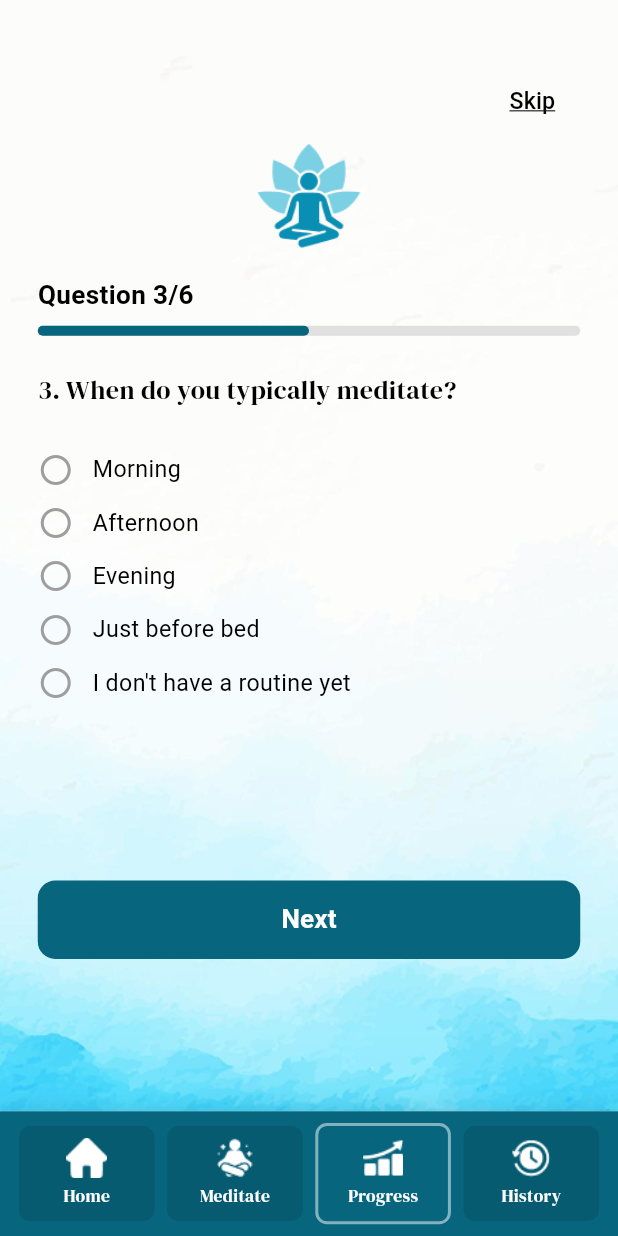
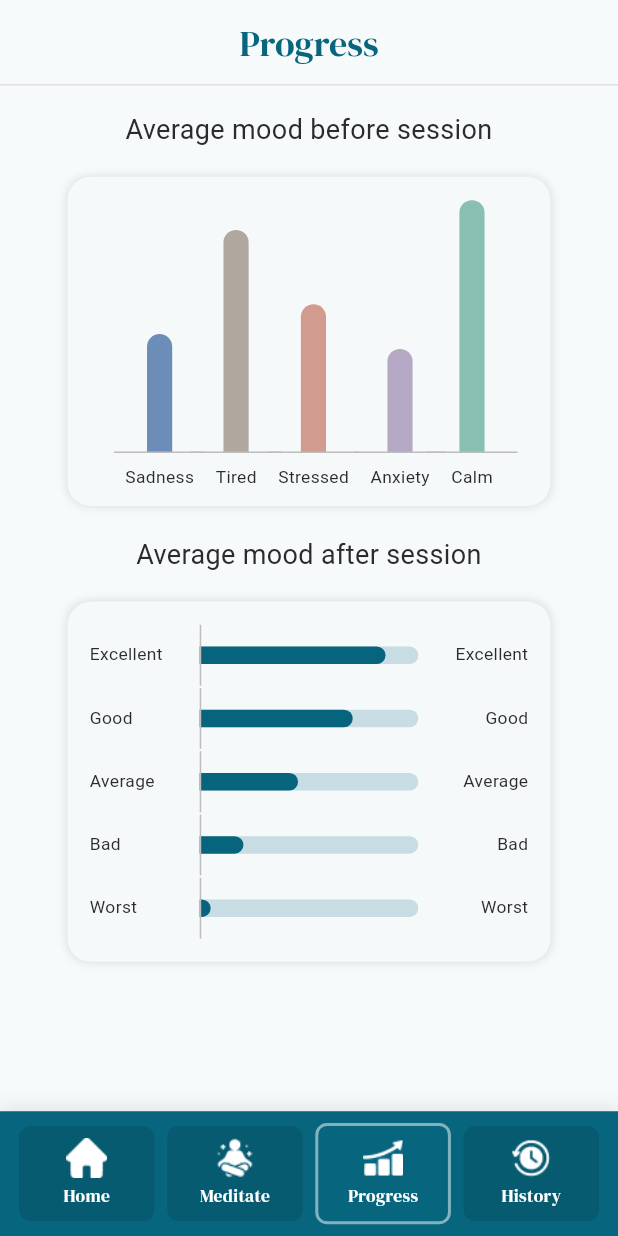
Before and after one commit to Galib-Mahmud/calm_ai, a Flutter app: the MainScreen screen opened by its route, item 3 of the bottom bar chosen, on a phone screen of 412 x 824 dp. Run offline on Flutter 3.47's test engine with Material 3 defaults, Android fonts, the phone set to English and light mode, and no system bars; our stand-ins replace flutter_screenutil, get, google_fonts.

Commit message:
Progress Screen Design

```diff
--- a/lib/feature/home/screen/download_screen.dart
+++ b/lib/feature/home/screen/download_screen.dart
@@ -14,6 +14,7 @@ class DownloadScreen extends StatelessWidget {
         backgroundColor: Color(0XFFF6FAFB),
         elevation: 0,
         centerTitle: true,
+        forceMaterialTransparency: true,
         title: Text(
           "Downloads",
           style: GoogleFonts.dmSerifDisplay(
--- a/lib/feature/home/screen/history_screen.dart
+++ b/lib/feature/home/screen/history_screen.dart
@@ -14,6 +14,7 @@ class HistoryScreen extends StatelessWidget {
         backgroundColor: Color(0XFFF6FAFB),
         elevation: 0,
         automaticallyImplyLeading: false,
+        forceMaterialTransparency: true,
         centerTitle: true,
         title: Text(
           "History",
--- a/lib/feature/home/screen/profile_screen.dart
+++ b/lib/feature/home/screen/profile_screen.dart
@@ -25,6 +25,7 @@ class ProfileScreen extends StatelessWidget {
         backgroundColor: Color(0XFFF6FAFB),
         elevation: 0,
         centerTitle: true,
+        forceMaterialTransparency: true,
         title: Text(
           "Profile",
           style: GoogleFonts.dmSerifDisplay(
--- /dev/null
+++ b/lib/feature/home/screen/progress_screen.dart
@@ -0,0 +1,241 @@
+import 'package:flutter/material.dart';
+import 'package:flutter_screenutil/flutter_screenutil.dart';
+import 'package:google_fonts/google_fonts.dart';
+
+class ProgressScreen extends StatelessWidget {
+  const ProgressScreen({super.key});
+
+  @override
+  Widget build(BuildContext context) {
+    return Scaffold(
+      backgroundColor: Color(0xFFF6FAFB),
+      appBar: AppBar(
+        backgroundColor: Color(0XFFF6FAFB),
+        elevation: 0,
+        centerTitle: true,
+        automaticallyImplyLeading: false,
+        forceMaterialTransparency: true,
+        title: Text(
+          "Progress",
+          style: GoogleFonts.dmSerifDisplay(
+            fontSize: 24,
+            color: Color(0XFF07657E),
+          ),
+        ),
+        bottom: PreferredSize(
+          preferredSize: Size.fromHeight(1),
+          child: Container(color: Colors.grey[300], height: 1),
+        ),
+      ),
+      body: Padding(
+        padding: EdgeInsets.symmetric(horizontal: 43.w),
+        child: Column(
+          crossAxisAlignment: CrossAxisAlignment.center,
+          children: [
+            //Text
+            SizedBox(height: 17.h),
+            const Text(
+              'Average mood before session',
+              style: TextStyle(
+                fontSize: 18,
+                fontFamily: "Roboto",
+                color: Color(0xFF2B2B2B),
+                fontWeight: FontWeight.w400,
+              ),
+              textAlign: TextAlign.center,
+            ),
+
+            // Mood Bar Chart Card
+            SizedBox(height: 19.h),
+            Container(
+              padding: EdgeInsets.symmetric(horizontal: 23.w, vertical: 11.h),
+              decoration: BoxDecoration(
+                color: Color(0xFFf5f9fa),
+                borderRadius: BorderRadius.circular(16.r),
+                boxShadow: [
+                  BoxShadow(
+                    color: Colors.black.withOpacity(0.10),
+                    blurRadius: 4.45,
+                    spreadRadius: 0.45,
+                  ),
+                ],
+              ),
+              child: Column(
+                children: [
+                  // Bar Chart
+                  SizedBox(
+                    height: 205.h,
+                    child: Row(
+                      mainAxisAlignment: MainAxisAlignment.spaceEvenly,
+                      crossAxisAlignment: CrossAxisAlignment.end,
+                      children: [
+                        _buildMoodBar('Sadness', 0.4, Color(0xFF6B8DB8)),
+                        _buildMoodBar('Tired', 0.75, Color(0xFFB0A89F)),
+                        _buildMoodBar('Stressed', 0.5, Color(0xFFD19B8F)),
+                        _buildMoodBar('Anxiety', 0.35, Color(0xFFB4A8C4)),
+                        _buildMoodBar('Calm', 0.85, Color(0xFF8ABFB4)),
+                      ],
+                    ),
+                  ),
+                ],
+              ),
+            ),
+            SizedBox(height: 20.h),
+
+            const Text(
+              'Average mood after session',
+              style: TextStyle(
+                fontSize: 18,
+                fontFamily: "Roboto",
+                color: Color(0xFF2B2B2B),
+                fontWeight: FontWeight.w400,
+              ),
+              textAlign: TextAlign.center,
+            ),
+            //Text
+            SizedBox(height: 19.h),
+            // Average Mood After Session Card
+            Container(
+              padding: EdgeInsets.all(14.w),
+              decoration: BoxDecoration(
+                color: Color(0xFFf5f9fa),
+                borderRadius: BorderRadius.circular(16.r),
+                boxShadow: [
+                  BoxShadow(
+                    color: Colors.black.withOpacity(0.10),
+                    blurRadius: 4.45,
+                    spreadRadius: 0.45,
+                  ),
+                ],
+              ),
+              child: Column(
+                crossAxisAlignment: CrossAxisAlignment.start,
+                children: [
+                  _buildRatingBar('Excellent', 0.85, 'Excellent'),
+                  _buildRatingBar('Good', 0.7, 'Good'),
+                  _buildRatingBar('Average', 0.45, 'Average'),
+                  _buildRatingBar('Bad', 0.2, 'Bad'),
+                  _buildRatingBar('Worst', 0.05, 'Worst'),
+                ],
+              ),
+            ),
+          ],
+        ),
+      ),
+    );
+  }
+}
+
+Widget _buildMoodBar(String label, double heightFactor, Color color) {
+  return Column(
+    mainAxisAlignment: MainAxisAlignment.end,
+    children: [
+      Stack(
+        clipBehavior: Clip.none,
+        children: [
+          Container(
+            width: 16.w,
+            height: 205.h * heightFactor,
+            decoration: BoxDecoration(
+              color: color,
+              borderRadius: BorderRadius.only(
+                topLeft: Radius.circular(12.r),
+                topRight: Radius.circular(12.r),
+              ),
+            ),
+          ),
+          Positioned(
+            right: -22,
+            left: -22,
+            bottom: 0,
+            child: Container(width: 1, height: 1, color: Colors.grey[400]),
+          ),
+        ],
+      ),
+      SizedBox(height: 8.h),
+      Text(
+        label,
+        style: TextStyle(
+          fontSize: 12.sp,
+          fontFamily: "Roboto",
+          color: Color(0xFF2B2B2B),
+          fontWeight: FontWeight.w400,
+        ),
+      ),
+    ],
+  );
+}
+
+Widget _buildRatingBar(String leftLabel, double progress, String rightLabel) {
+  return Padding(
+    padding: EdgeInsets.symmetric(vertical: 12.w),
+    child: Row(
+      children: [
+        SizedBox(
+          width: 70.w,
+          child: Text(
+            leftLabel,
+            style: TextStyle(
+              fontSize: 12.sp,
+              fontFamily: "Roboto",
+              color: Color(0xFF2B2B2B),
+              fontWeight: FontWeight.w400,
+            ),
+          ),
+        ),
+
+        Expanded(
+          child: Stack(
+            clipBehavior: Clip.none,
+            children: [
+              // Background bar
+              Container(
+                height: 12.h,
+                decoration: BoxDecoration(
+                  color: Color(0xFFc8dde3),
+                  borderRadius: BorderRadius.only(
+                    topRight: Radius.circular(12.r),
+                    bottomRight: Radius.circular(12.r),
+                  ),
+                ),
+              ),
+              // Progress bar
+              FractionallySizedBox(
+                widthFactor: progress,
+                child: Container(
+                  height: 12.h,
+                  decoration: BoxDecoration(
+                    color: Color(0xFF07647d),
+                    borderRadius: BorderRadius.only(
+                      topRight: Radius.circular(12.r),
+                      bottomRight: Radius.circular(12.r),
+                    ),
+                  ),
+                ),
+              ),
+              Positioned(
+                top: -15.h,
+                left: 0,
+                bottom: -15.h,
+                child: Container(width: 1, color: Colors.grey[400]),
+              ),
+            ],
+          ),
+        ),
+        SizedBox(
+          width: 70.w,
+          child: Text(
+            rightLabel,
+            textAlign: TextAlign.end,
+            style: TextStyle(
+              fontSize: 12.sp,
+              fontFamily: "Roboto",
+              color: Color(0xFF2B2B2B),
+              fontWeight: FontWeight.w400,
+            ),
+          ),
+        ),
+      ],
+    ),
+  );
+}
--- a/lib/feature/home/screen/setting_screen.dart
+++ b/lib/feature/home/screen/setting_screen.dart
@@ -12,6 +12,7 @@ class SettingScreen extends StatelessWidget {
       appBar: AppBar(
         backgroundColor: Color(0XFFF6FAFB),
         elevation: 0,
+        forceMaterialTransparency: true,
         centerTitle: true,
         title: Text(
           "Settings",
--- a/lib/feature/home/screen/terms_and_privacy_policy_screen.dart
+++ b/lib/feature/home/screen/terms_and_privacy_policy_screen.dart
@@ -12,6 +12,7 @@ class TermsAndPrivacyPolicyScreen extends StatelessWidget {
         backgroundColor: Color(0XFFF6FAFB),
         elevation: 0,
         centerTitle: true,
+        forceMaterialTransparency: true,
         title: Text(
           "Terms and privacy policy",
           style: GoogleFonts.dmSerifDisplay(
--- a/lib/feature/splash/main_screen.dart
+++ b/lib/feature/splash/main_screen.dart
@@ -1,7 +1,6 @@
-import 'package:clam_ai/feature/auth/screen/question3_screen.dart';
-
 import 'package:clam_ai/feature/home/screen/history_screen.dart';
 import 'package:clam_ai/feature/home/screen/home_screen.dart';
+import 'package:clam_ai/feature/home/screen/progress_screen.dart';
 import 'package:flutter/material.dart';
 import 'package:flutter_screenutil/flutter_screenutil.dart';
 
@@ -20,7 +19,7 @@ class _MainScreenState extends State<MainScreen> {
   final List<Widget> _pages = [
     HomeScreen(),
     MeditateScreen(),
-    Question3(),
+    ProgressScreen(),
     HistoryScreen(),
   ];
 
```
